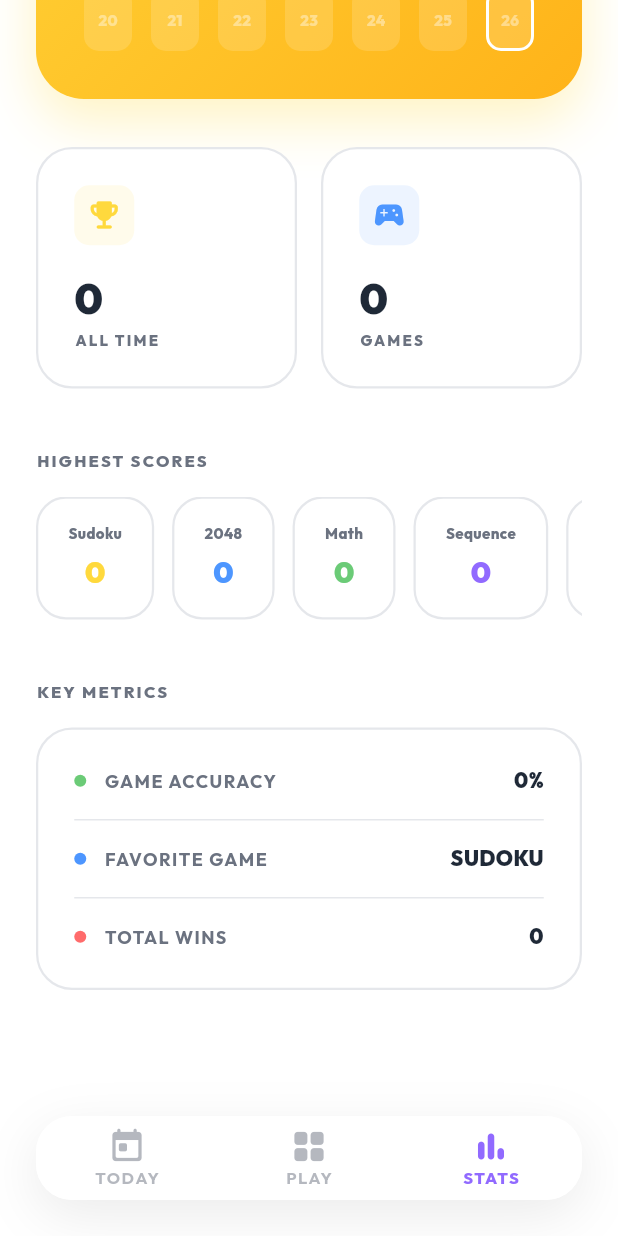
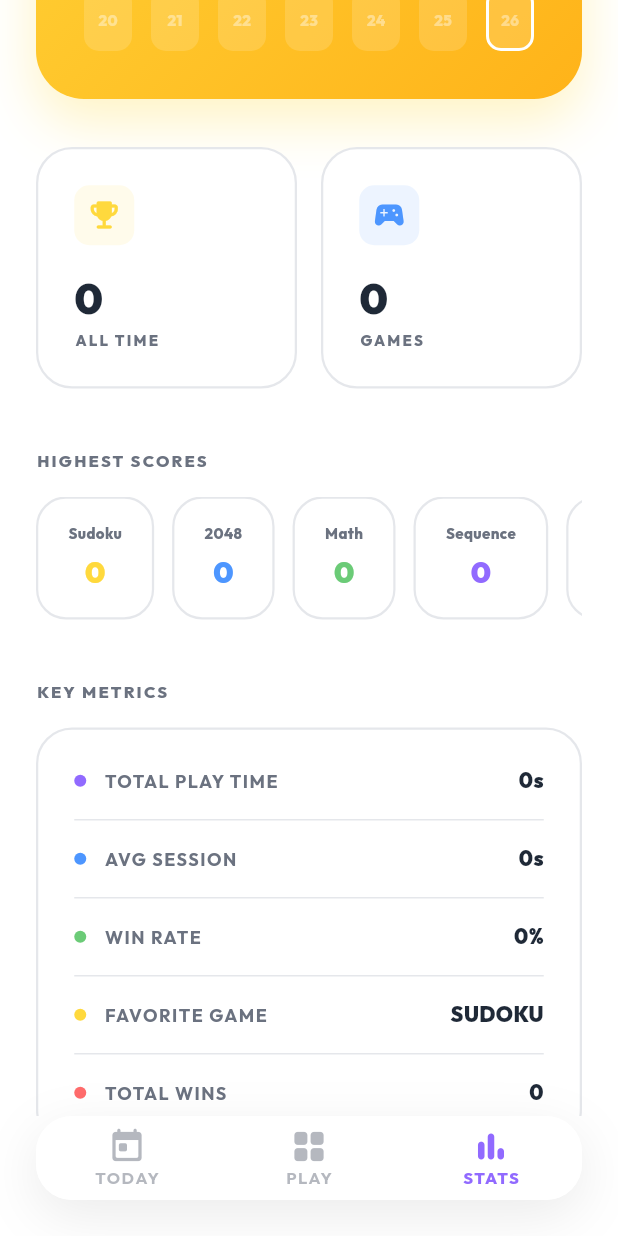
Before and after one commit to The-honoured1/numbers, a Flutter app: the screen it shows after launch, item 3 of the bottom bar chosen, scrolled down 410 dp, on a phone screen of 412 x 824 dp. Run offline on Flutter 3.47's test engine with Material 3 defaults, Android fonts, the phone set to English and light mode, and no system bars; our stand-ins replace flutter_animate, google_fonts, google_mobile_ads, shared_preferences.

Commit message:
feat: track and display game session duration and update favorite game logic based on play time

```diff
--- a/lib/games/ascend/ascend_screen.dart
+++ b/lib/games/ascend/ascend_screen.dart
@@ -23,10 +23,12 @@ class _AscendScreenState extends State<AscendScreen> {
   int _score = 0;
   int _timeLeft = 10;
   Timer? _timer;
+  final Stopwatch _sessionTimer = Stopwatch();
 
   @override
   void initState() {
     super.initState();
+    _sessionTimer.start();
     _startNewRound();
   }
 
@@ -102,6 +104,8 @@ class _AscendScreenState extends State<AscendScreen> {
   @override
   void dispose() {
     _timer?.cancel();
+    _sessionTimer.stop();
+    StorageService().addPlayTime('zen_ascend', _sessionTimer.elapsed.inSeconds);
     super.dispose();
   }
 
--- a/lib/presentation/screens/home_screen.dart
+++ b/lib/presentation/screens/home_screen.dart
@@ -490,7 +490,9 @@ class _StatsView extends StatelessWidget {
   Widget _buildMetricsTable() {
     final totalWins = storage.getTotalWins();
     final totalPlays = storage.gamesPlayed;
-    final accuracy = totalPlays > 0 ? (totalWins / totalPlays * 100).toStringAsFixed(0) : "0";
+    final totalTime = storage.getTotalPlayTime();
+    final avgSession = totalPlays > 0 ? (totalTime / totalPlays).round() : 0;
+    final winRate = totalPlays > 0 ? (totalWins / totalPlays * 100).toStringAsFixed(0) : "0";
     final favorite = storage.getFavoriteGame();
 
     return Container(
@@ -502,9 +504,13 @@ class _StatsView extends StatelessWidget {
       ),
       child: Column(
         children: [
-          _metricRow("GAME ACCURACY", "$accuracy%", NumbersColors.green),
+          _metricRow("TOTAL PLAY TIME", StorageService.formatDuration(totalTime), NumbersColors.purple),
           const Divider(height: 32, color: NumbersColors.border),
-          _metricRow("FAVORITE GAME", favorite, NumbersColors.blue),
+          _metricRow("AVG SESSION", StorageService.formatDuration(avgSession), NumbersColors.blue),
+          const Divider(height: 32, color: NumbersColors.border),
+          _metricRow("WIN RATE", "$winRate%", NumbersColors.green),
+          const Divider(height: 32, color: NumbersColors.border),
+          _metricRow("FAVORITE GAME", favorite, NumbersColors.yellow),
           const Divider(height: 32, color: NumbersColors.border),
           _metricRow("TOTAL WINS", "$totalWins", NumbersColors.coral),
         ],
--- a/lib/services/storage_service.dart
+++ b/lib/services/storage_service.dart
@@ -76,6 +76,12 @@ class StorageService {
     return games.any((id) => _prefs.getBool('daily_${dateStr}_$id') ?? false);
   }
 
+  // --- All game IDs ---
+  static const List<String> allGameIds = [
+    'sudoku', '2048', 'math_puzzle', 'sequence', 'countdown',
+    'crossword', 'link', 'minesweeper', 'slide_15', 'zen_ascend',
+  ];
+
   // --- Game Usage Tracking ---
   int getPlayCount(String gameId) => _prefs.getInt('plays_$gameId') ?? 0;
   int getWins(String gameId) => _prefs.getInt('wins_$gameId') ?? 0;
@@ -89,24 +95,52 @@ class StorageService {
     await _prefs.setInt('wins_$gameId', getWins(gameId) + 1);
   }
 
+  // --- Play Time Tracking (in seconds) ---
+  int getPlayTime(String gameId) => _prefs.getInt('time_$gameId') ?? 0;
+
+  Future<void> addPlayTime(String gameId, int seconds) async {
+    final current = getPlayTime(gameId);
+    await _prefs.setInt('time_$gameId', current + seconds);
+  }
+
+  int getTotalPlayTime() {
+    return allGameIds.fold(0, (sum, id) => sum + getPlayTime(id));
+  }
+
+  /// Returns a human-readable duration string
+  static String formatDuration(int totalSeconds) {
+    if (totalSeconds < 60) return '${totalSeconds}s';
+    final hours = totalSeconds ~/ 3600;
+    final minutes = (totalSeconds % 3600) ~/ 60;
+    if (hours > 0) return '${hours}h ${minutes}m';
+    return '${minutes}m';
+  }
+
+  /// Favorite game is the one the user has spent the most TIME playing
   String getFavoriteGame() {
-    final games = ['sudoku','2048','math_puzzle','sequence','countdown','crossword','link','minesweeper'];
     String favorite = 'sudoku';
-    int maxPlays = -1;
+    int maxTime = -1;
 
-    for (final id in games) {
-      final plays = getPlayCount(id);
-      if (plays > maxPlays) {
-        maxPlays = plays;
+    for (final id in allGameIds) {
+      final time = getPlayTime(id);
+      if (time > maxTime) {
+        maxTime = time;
         favorite = id;
       }
     }
-    return favorite.toUpperCase();
+
+    // Prettify the ID for display
+    const names = {
+      'sudoku': 'SUDOKU', '2048': '2048', 'math_puzzle': 'MATH PUZZLE',
+      'sequence': 'SEQUENCE', 'countdown': 'COUNTDOWN', 'crossword': 'MATH CROSS',
+      'link': 'NUMBER LINK', 'minesweeper': 'MINESWEEPER', 'slide_15': 'SLIDE 15',
+      'zen_ascend': 'ZEN ASCEND',
+    };
+    return names[favorite] ?? favorite.toUpperCase();
   }
 
   int getTotalWins() {
-    final games = ['sudoku','2048','math_puzzle','sequence','countdown','crossword','link','minesweeper'];
-    return games.fold(0, (sum, id) => sum + getWins(id));
+    return allGameIds.fold(0, (sum, id) => sum + getWins(id));
   }
 
   Future<void> markDailyCompleted(String gameId) async {
```
Also changed, not shown: lib/games/countdown/countdown_screen.dart (+10 -0 lines), lib/games/crossword/crossword_screen.dart (+9 -0 lines), lib/games/game_2048/screen_2048.dart (+9 -0 lines), lib/games/link_numbers/link_numbers_screen.dart (+9 -0 lines), lib/games/math_puzzle/puzzle_screen.dart (+10 -0 lines), lib/games/minesweeper/minesweeper_screen.dart (+9 -1 lines), lib/games/sequence/sequence_screen.dart (+10 -0 lines), lib/games/slide_15/slide_screen.dart (+9 -0 lines), lib/games/sudoku/sudoku_screen.dart (+9 -0 lines).
